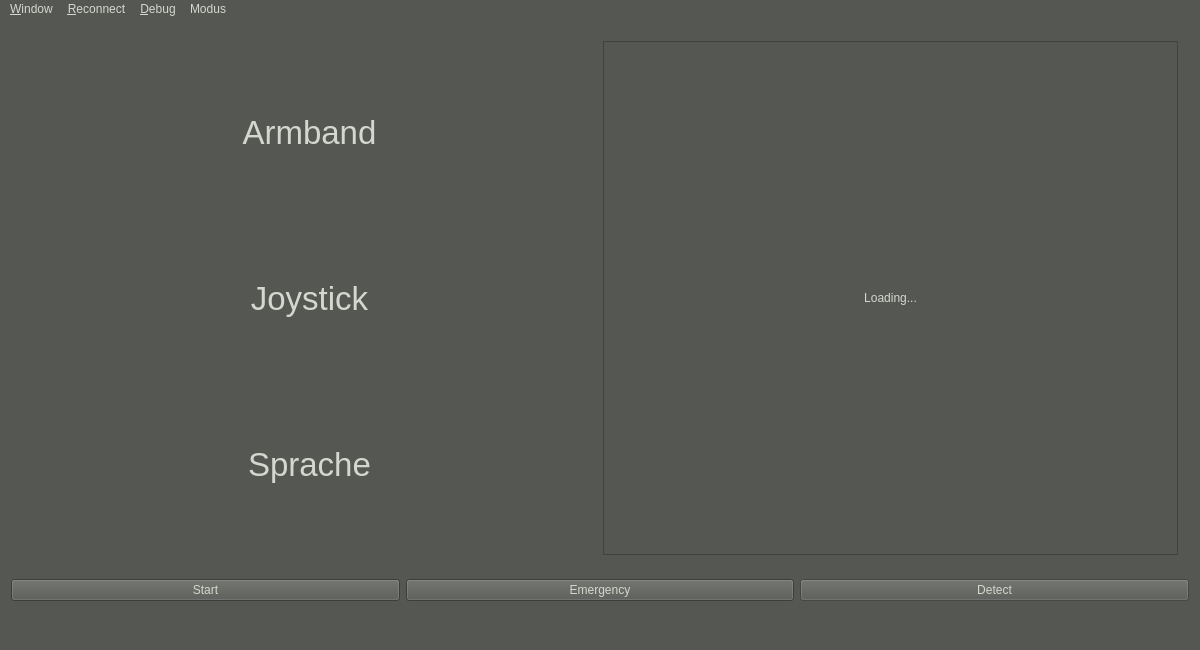
Old version of the form QT/myo-drone/gui/MainWindow.ui in the repository ADCSP/DrohnenSteuerung.
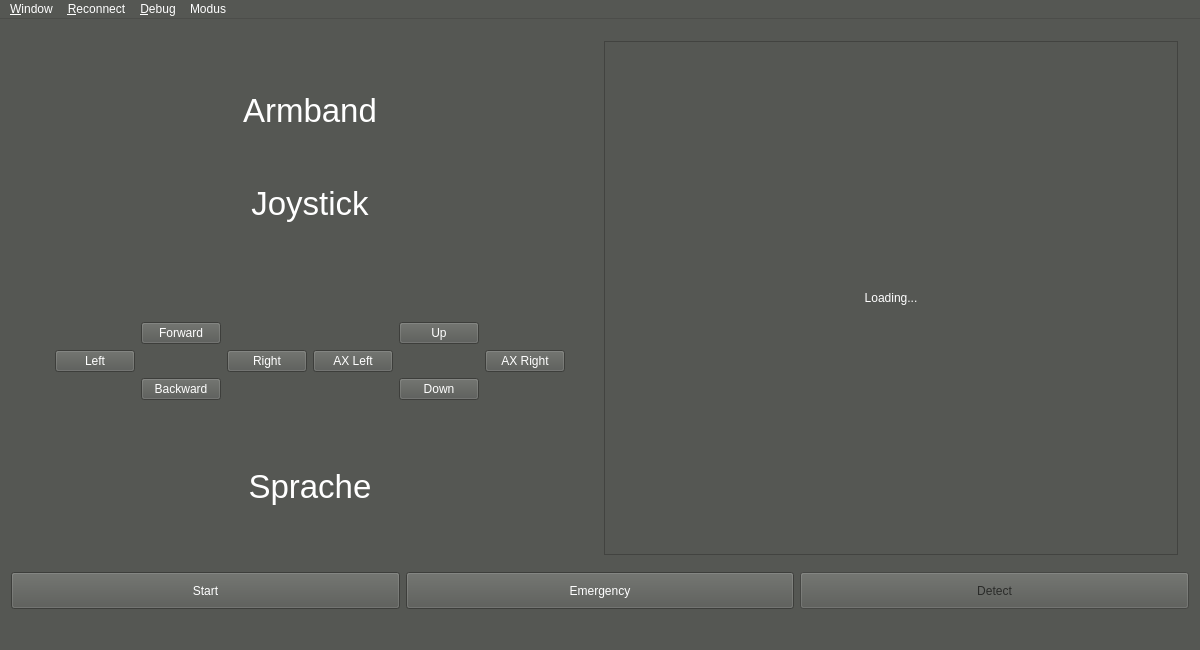
New version of the form.

What changed in the file:
```diff
--- a/QT/myo-drone/gui/MainWindow.ui
+++ b/QT/myo-drone/gui/MainWindow.ui
@@ -10,13 +10,426 @@
     <height>650</height>
    </rect>
   </property>
+  <property name="palette">
+   <palette>
+    <active>
+     <colorrole role="WindowText">
+      <brush brushstyle="SolidPattern">
+       <color alpha="255">
+        <red>255</red>
+        <green>255</green>
+        <blue>255</blue>
+       </color>
+      </brush>
+     </colorrole>
+     <colorrole role="Button">
+      <brush brushstyle="SolidPattern">
+       <color alpha="255">
+        <red>85</red>
+        <green>87</green>
+        <blue>83</blue>
+       </color>
+      </brush>
+     </colorrole>
+     <colorrole role="Light">
+      <brush brushstyle="SolidPattern">
+       <color alpha="255">
+        <red>127</red>
+        <green>131</green>
+        <blue>124</blue>
+       </color>
+      </brush>
+     </colorrole>
+     <colorrole role="Midlight">
+      <brush brushstyle="SolidPattern">
+       <color alpha="255">
+        <red>106</red>
+        <green>109</green>
+        <blue>103</blue>
+       </color>
+      </brush>
+     </colorrole>
+     <colorrole role="Dark">
+      <brush brushstyle="SolidPattern">
+       <color alpha="255">
+        <red>42</red>
+        <green>43</green>
+        <blue>41</blue>
+       </color>
+      </brush>
+     </colorrole>
+     <colorrole role="Mid">
+      <brush brushstyle="SolidPattern">
+       <color alpha="255">
+        <red>56</red>
+        <green>58</green>
+        <blue>55</blue>
+       </color>
+      </brush>
+     </colorrole>
+     <colorrole role="Text">
+      <brush brushstyle="SolidPattern">
+       <color alpha="255">
+        <red>255</red>
+        <green>255</green>
+        <blue>255</blue>
+       </color>
+      </brush>
+     </colorrole>
+     <colorrole role="BrightText">
+      <brush brushstyle="SolidPattern">
+       <color alpha="255">
+        <red>255</red>
+        <green>255</green>
+        <blue>255</blue>
+       </color>
+      </brush>
+     </colorrole>
+     <colorrole role="ButtonText">
+      <brush brushstyle="SolidPattern">
+       <color alpha="255">
+        <red>255</red>
+        <green>255</green>
+        <blue>255</blue>
+       </color>
+      </brush>
+     </colorrole>
+     <colorrole role="Base">
+      <brush brushstyle="SolidPattern">
+       <color alpha="255">
+        <red>0</red>
+        <green>0</green>
+        <blue>0</blue>
+       </color>
+      </brush>
+     </colorrole>
+     <colorrole role="Window">
+      <brush brushstyle="SolidPattern">
+       <color alpha="255">
+        <red>85</red>
+        <green>87</green>
+        <blue>83</blue>
+       </color>
+      </brush>
+     </colorrole>
+     <colorrole role="Shadow">
+      <brush brushstyle="SolidPattern">
+       <color alpha="255">
+        <red>0</red>
+        <green>0</green>
+        <blue>0</blue>
+       </color>
+      </brush>
+     </colorrole>
+     <colorrole role="AlternateBase">
+      <brush brushstyle="SolidPattern">
+       <color alpha="255">
+        <red>42</red>
+        <green>43</green>
+        <blue>41</blue>
+       </color>
+      </brush>
+     </colorrole>
+     <colorrole role="ToolTipBase">
+      <brush brushstyle="SolidPattern">
+       <color alpha="255">
+        <red>255</red>
+        <green>255</green>
+        <blue>220</blue>
+       </color>
+      </brush>
+     </colorrole>
+     <colorrole role="ToolTipText">
+      <brush brushstyle="SolidPattern">
+       <color alpha="255">
+        <red>0</red>
+        <green>0</green>
+        <blue>0</blue>
+       </color>
+      </brush>
+     </colorrole>
+    </active>
+    <inactive>
+     <colorrole role="WindowText">
+      <brush brushstyle="SolidPattern">
+       <color alpha="255">
+        <red>255</red>
+        <green>255</green>
+        <blue>255</blue>
+       </color>
+      </brush>
+     </colorrole>
+     <colorrole role="Button">
+      <brush brushstyle="SolidPattern">
+       <color alpha="255">
+        <red>85</red>
+        <green>87</green>
+        <blue>83</blue>
+       </color>
+      </brush>
+     </colorrole>
+     <colorrole role="Light">
+      <brush brushstyle="SolidPattern">
+       <color alpha="255">
+        <red>127</red>
+        <green>131</green>
+        <blue>124</blue>
+       </color>
+      </brush>
+     </colorrole>
+     <colorrole role="Midlight">
+      <brush brushstyle="SolidPattern">
+       <color alpha="255">
+        <red>106</red>
+        <green>109</green>
+        <blue>103</blue>
+       </color>
+      </brush>
+     </colorrole>
+     <colorrole role="Dark">
+      <brush brushstyle="SolidPattern">
+       <color alpha="255">
+        <red>42</red>
+        <green>43</green>
+        <blue>41</blue>
+       </color>
+      </brush>
+     </colorrole>
+     <colorrole role="Mid">
+      <brush brushstyle="SolidPattern">
+       <color alpha="255">
+        <red>56</red>
+        <green>58</green>
+        <blue>55</blue>
+       </color>
+      </brush>
+     </colorrole>
+     <colorrole role="Text">
+      <brush brushstyle="SolidPattern">
+       <color alpha="255">
+        <red>255</red>
+        <green>255</green>
+        <blue>255</blue>
+       </color>
+      </brush>
+     </colorrole>
+     <colorrole role="BrightText">
+      <brush brushstyle="SolidPattern">
+       <color alpha="255">
+        <red>255</red>
+        <green>255</green>
+        <blue>255</blue>
+       </color>
+      </brush>
+     </colorrole>
+     <colorrole role="ButtonText">
+      <brush brushstyle="SolidPattern">
+       <color alpha="255">
+        <red>255</red>
+        <green>255</green>
+        <blue>255</blue>
+       </color>
+      </brush>
+     </colorrole>
+     <colorrole role="Base">
+      <brush brushstyle="SolidPattern">
+       <color alpha="255">
+        <red>0</red>
+        <green>0</green>
+        <blue>0</blue>
+       </color>
+      </brush>
+     </colorrole>
+     <colorrole role="Window">
+      <brush brushstyle="SolidPattern">
+       <color alpha="255">
+        <red>85</red>
+        <green>87</green>
+        <blue>83</blue>
+       </color>
+      </brush>
+     </colorrole>
+     <colorrole role="Shadow">
+      <brush brushstyle="SolidPattern">
+       <color alpha="255">
+        <red>0</red>
+        <green>0</green>
+        <blue>0</blue>
+       </color>
+      </brush>
+     </colorrole>
+     <colorrole role="AlternateBase">
+      <brush brushstyle="SolidPattern">
+       <color alpha="255">
+        <red>42</red>
+        <green>43</green>
+        <blue>41</blue>
+       </color>
+      </brush>
+     </colorrole>
+     <colorrole role="ToolTipBase">
+      <brush brushstyle="SolidPattern">
+       <color alpha="255">
+        <red>255</red>
+        <green>255</green>
+        <blue>220</blue>
+       </color>
+      </brush>
+     </colorrole>
+     <colorrole role="ToolTipText">
+      <brush brushstyle="SolidPattern">
+       <color alpha="255">
+        <red>0</red>
+        <green>0</green>
+        <blue>0</blue>
+       </color>
+      </brush>
+     </colorrole>
+    </inactive>
+    <disabled>
+     <colorrole role="WindowText">
+      <brush brushstyle="SolidPattern">
+       <color alpha="255">
+        <red>42</red>
+        <green>43</green>
+        <blue>41</blue>
+       </color>
+      </brush>
+     </colorrole>
+     <colorrole role="Button">
+      <brush brushstyle="SolidPattern">
+       <color alpha="255">
+        <red>85</red>
+        <green>87</green>
+        <blue>83</blue>
+       </color>
+      </brush>
+     </colorrole>
+     <colorrole role="Light">
+      <brush brushstyle="SolidPattern">
+       <color alpha="255">
+        <red>127</red>
+        <green>131</green>
+        <blue>124</blue>
+       </color>
+      </brush>
+     </colorrole>
+     <colorrole role="Midlight">
+      <brush brushstyle="SolidPattern">
+       <color alpha="255">
+        <red>106</red>
+        <green>109</green>
+        <blue>103</blue>
+       </color>
+      </brush>
+     </colorrole>
+     <colorrole role="Dark">
+      <brush brushstyle="SolidPattern">
+       <color alpha="255">
+        <red>42</red>
+        <green>43</green>
+        <blue>41</blue>
+       </color>
+      </brush>
+     </colorrole>
+     <colorrole role="Mid">
+      <brush brushstyle="SolidPattern">
+       <color alpha="255">
+        <red>56</red>
+        <green>58</green>
+        <blue>55</blue>
+       </color>
+      </brush>
+     </colorrole>
+     <colorrole role="Text">
+      <brush brushstyle="SolidPattern">
+       <color alpha="255">
+        <red>42</red>
+        <green>43</green>
+        <blue>41</blue>
+       </color>
+      </brush>
+     </colorrole>
+     <colorrole role="BrightText">
+      <brush brushstyle="SolidPattern">
+       <color alpha="255">
+        <red>255</red>
+        <green>255</green>
+        <blue>255</blue>
+       </color>
+      </brush>
+     </colorrole>
+     <colorrole role="ButtonText">
+      <brush brushstyle="SolidPattern">
+       <color alpha="255">
+        <red>42</red>
+        <green>43</green>
+        <blue>41</blue>
+       </color>
+      </brush>
+     </colorrole>
+     <colorrole role="Base">
+      <brush brushstyle="SolidPattern">
+       <color alpha="255">
+        <red>85</red>
+        <green>87</green>
+        <blue>83</blue>
+       </color>
+      </brush>
+     </colorrole>
+     <colorrole role="Window">
+      <brush brushstyle="SolidPattern">
+       <color alpha="255">
+        <red>85</red>
+        <green>87</green>
+        <blue>83</blue>
+       </color>
+      </brush>
+     </colorrole>
+     <colorrole role="Shadow">
+      <brush brushstyle="SolidPattern">
+       <color alpha="255">
+        <red>0</red>
+        <green>0</green>
+        <blue>0</blue>
+       </color>
+      </brush>
+     </colorrole>
+     <colorrole role="AlternateBase">
+      <brush brushstyle="SolidPattern">
+       <color alpha="255">
+        <red>85</red>
+        <green>87</green>
+        <blue>83</blue>
+       </color>
+      </brush>
+     </colorrole>
+     <colorrole role="ToolTipBase">
+      <brush brushstyle="SolidPattern">
+       <color alpha="255">
+        <red>255</red>
+        <green>255</green>
+        <blue>220</blue>
+       </color>
+      </brush>
+     </colorrole>
+     <colorrole role="ToolTipText">
+      <brush brushstyle="SolidPattern">
+       <color alpha="255">
+        <red>0</red>
+        <green>0</green>
+        <blue>0</blue>
+       </color>
+      </brush>
+     </colorrole>
+    </disabled>
+   </palette>
+  </property>
   <property name="windowTitle">
    <string>Myo-Drone</string>
   </property>
   <property name="styleSheet">
-   <string notr="true">background-color: rgb(85, 87, 83);
-gridline-color: rgb(211, 215, 207);
-color: rgb(211, 215, 207);</string>
+   <string notr="true"/>
   </property>
   <widget class="QWidget" name="centralWidget">
    <layout class="QVBoxLayout" name="verticalLayout">
@@ -49,9 +462,15 @@
           </item>
           <item>
            <widget class="QFrame" name="frJoystick">
-            <layout class="QGridLayout" name="gridLayout">
-             <item row="0" column="0">
+            <layout class="QVBoxLayout" name="verticalLayout_5">
+             <item>
               <widget class="QLabel" name="lbJoystick">
+               <property name="sizePolicy">
+                <sizepolicy hsizetype="Preferred" vsizetype="Fixed">
+                 <horstretch>0</horstretch>
+                 <verstretch>0</verstretch>
+                </sizepolicy>
+               </property>
                <property name="font">
                 <font>
                  <pointsize>25</pointsize>
@@ -61,10 +480,141 @@
                 <string>Joystick</string>
                </property>
                <property name="alignment">
+                <set>Qt::AlignHCenter|Qt::AlignTop</set>
+               </property>
+              </widget>
+             </item>
+             <item>
+              <widget class="QLabel" name="lbButtonOut">
+               <property name="font">
+                <font>
+                 <pointsize>50</pointsize>
+                </font>
+               </property>
+               <property name="text">
+                <string/>
+               </property>
+               <property name="alignment">
                 <set>Qt::AlignCenter</set>
                </property>
               </widget>
              </item>
+             <item>
+              <widget class="QFrame" name="gridFrame">
+               <property name="sizePolicy">
+                <sizepolicy hsizetype="Preferred" vsizetype="Minimum">
+                 <horstretch>0</horstretch>
+                 <verstretch>0</verstretch>
+                </sizepolicy>
+               </property>
+               <layout class="QGridLayout" name="gridLayout">
+                <item row="1" column="2">
+                 <widget class="QPushButton" name="bttnRight">
+                  <property name="sizePolicy">
+                   <sizepolicy hsizetype="Minimum" vsizetype="Minimum">
+                    <horstretch>0</horstretch>
+                    <verstretch>0</verstretch>
+                   </sizepolicy>
+                  </property>
+                  <property name="text">
+                   <string>Right</string>
+                  </property>
+                 </widget>
+                </item>
+                <item row="1" column="0">
+                 <widget class="QPushButton" name="bttnLeft">
+                  <property name="sizePolicy">
+                   <sizepolicy hsizetype="Minimum" vsizetype="Minimum">
+                    <horstretch>0</horstretch>
+                    <verstretch>0</verstretch>
+                   </sizepolicy>
+                  </property>
+                  <property name="text">
+                   <string>Left</string>
+                  </property>
+                 </widget>
+                </item>
+                <item row="1" column="3">
+                 <widget class="QPushButton" name="bttnTurnLeft">
+                  <property name="sizePolicy">
+                   <sizepolicy hsizetype="Minimum" vsizetype="Minimum">
+                    <horstretch>0</horstretch>
+                    <verstretch>0</verstretch>
+                   </sizepolicy>
+                  </property>
+                  <property name="text">
+                   <string>AX Left</string>
+                  </property>
+                 </widget>
+                </item>
+                <item row="1" column="5">
+                 <widget class="QPushButton" name="bttnTurnRight">
+                  <property name="sizePolicy">
+                   <sizepolicy hsizetype="Minimum" vsizetype="Minimum">
+                    <horstretch>0</horstretch>
+                    <verstretch>0</verstretch>
+                   </sizepolicy>
+                  </property>
+                  <property name="text">
+                   <string>AX Right</string>
+                  </property>
+                 </widget>
+                </item>
+                <item row="2" column="1">
+                 <widget class="QPushButton" name="bttnBackward">
+                  <property name="sizePolicy">
+                   <sizepolicy hsizetype="Minimum" vsizetype="Minimum">
+                    <horstretch>0</horstretch>
+                    <verstretch>0</verstretch>
+                   </sizepolicy>
+                  </property>
+                  <property name="text">
+                   <string>Backward</string>
+                  </property>
+                 </widget>
+                </item>
+                <item row="0" column="1">
+                 <widget class="QPushButton" name="bttnForward">
+                  <property name="sizePolicy">
+                   <sizepolicy hsizetype="Minimum" vsizetype="Minimum">
+                    <horstretch>0</horstretch>
+                    <verstretch>0</verstretch>
+                   </sizepolicy>
+                  </property>
+                  <property name="text">
+                   <string>Forward</string>
+                  </property>
+                 </widget>
+                </item>
+                <item row="0" column="4">
+                 <widget class="QPushButton" name="bttnUp">
+                  <property name="sizePolicy">
+                   <sizepolicy hsizetype="Minimum" vsizetype="Minimum">
+                    <horstretch>0</horstretch>
+                    <verstretch>0</verstretch>
+                   </sizepolicy>
+                  </property>
+                  <property name="text">
+                   <string>Up</string>
+                  </property>
+                 </widget>
+                </item>
+                <item row="2" column="4">
+                 <widget class="QPushButton" name="bttnDown">
+                  <property name="sizePolicy">
+                   <sizepolicy hsizetype="Minimum" vsizetype="Minimum">
+                    <horstretch>0</horstretch>
+                    <verstretch>0</verstretch>
+                   </sizepolicy>
+                  </property>
+                  <property name="text">
+                   <string>Down</string>
+                  </property>
+                 </widget>
+                </item>
+               </layout>
+              </widget>
+             </item>
             </layout>
            </widget>
           </item>
@@ -170,6 +720,12 @@
        </property>
        <item>
         <widget class="QPushButton" name="buttonStart">
+         <property name="sizePolicy">
+          <sizepolicy hsizetype="Minimum" vsizetype="Minimum">
+           <horstretch>0</horstretch>
+           <verstretch>0</verstretch>
+          </sizepolicy>
+         </property>
          <property name="text">
           <string>Start</string>
          </property>
@@ -180,6 +736,12 @@
        </item>
        <item>
         <widget class="QPushButton" name="buttonEmergency">
+         <property name="sizePolicy">
+          <sizepolicy hsizetype="Minimum" vsizetype="Minimum">
+           <horstretch>0</horstretch>
+           <verstretch>0</verstretch>
+          </sizepolicy>
+         </property>
          <property name="autoFillBackground">
           <bool>false</bool>
          </property>
@@ -193,6 +755,12 @@
          <property name="enabled">
           <bool>false</bool>
          </property>
+         <property name="sizePolicy">
+          <sizepolicy hsizetype="Minimum" vsizetype="Minimum">
+           <horstretch>0</horstretch>
+           <verstretch>0</verstretch>
+          </sizepolicy>
+         </property>
          <property name="text">
           <string>Detect</string>
          </property>
```
